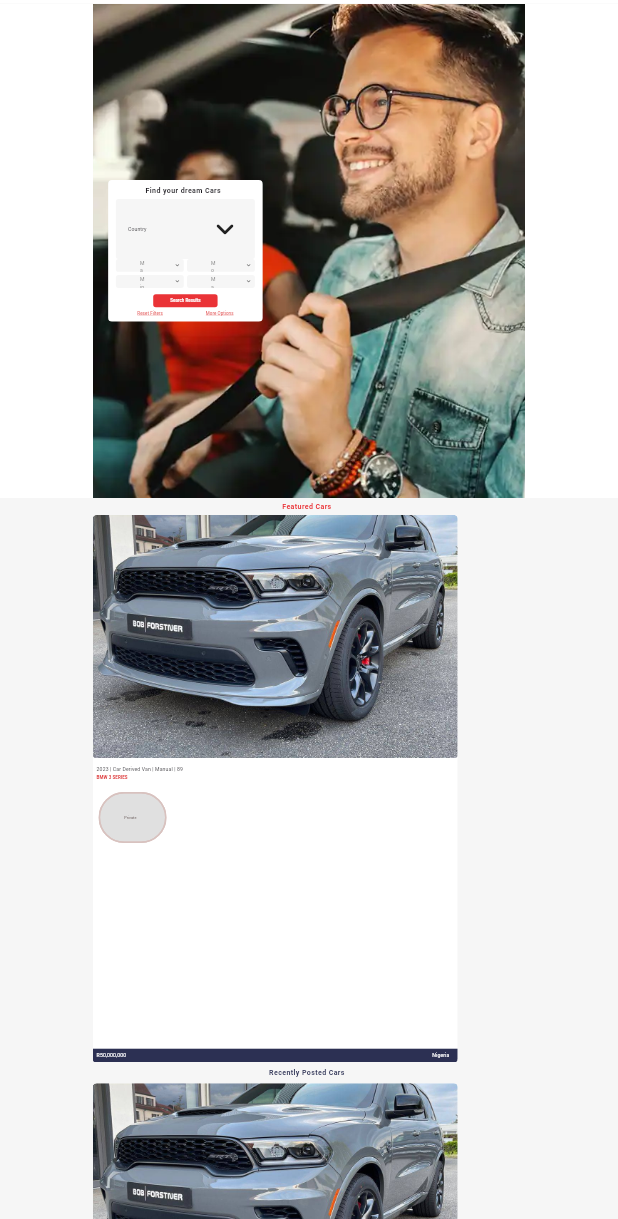
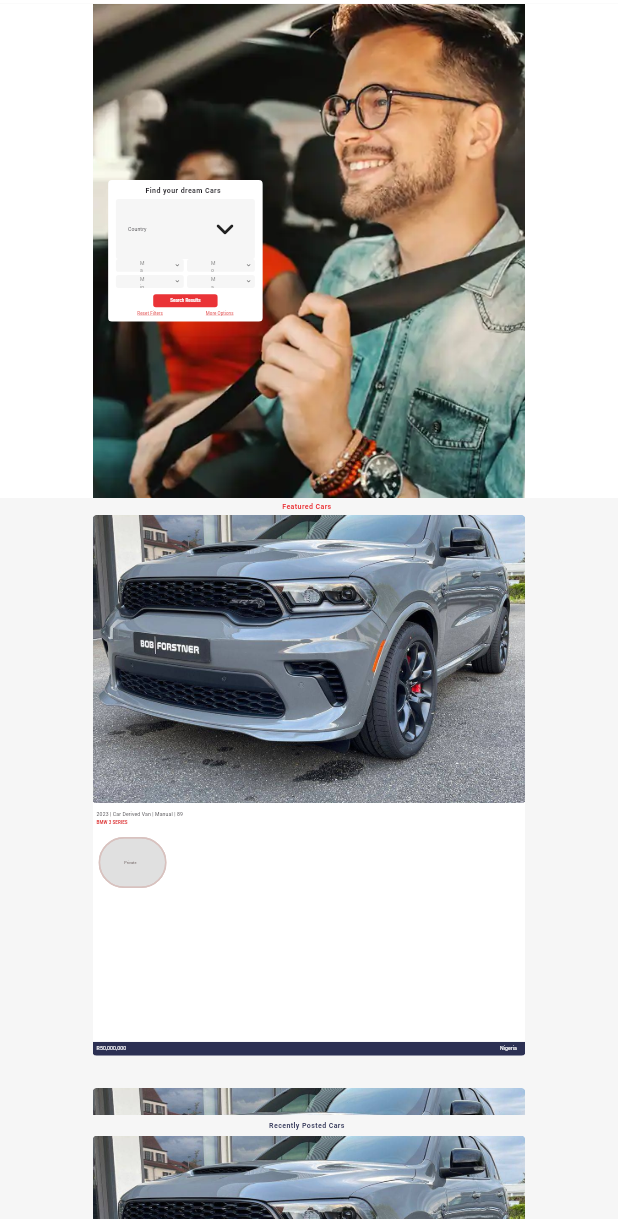
Before and after one commit to bijaym397/AutoTitanic, a Flutter app: the screen it shows after launch, on a phone screen of 412 x 824 dp, the part 17-1236 px from its top. Run offline on Flutter 3.47's test engine with Material 3 defaults, Android fonts, the phone set to English and light mode, and no system bars; drawn by our look-alikes of carousel_slider, csc_picker, dropdown_button2; our stand-ins replace cached_network_image, device_info_plus, file_picker, flutter_screenutil, flutter_secure_storage, flutter_svg and 6 more; missing offline and left inert: flutter_html_v3; project files that could hold a hidden picture were left out.

Commit message:
feat: carousel responsive

```diff
--- a/lib/controllers/home/home_controller.dart
+++ b/lib/controllers/home/home_controller.dart
@@ -47,7 +47,17 @@ class HomeController extends GetxController with HomeAPIMixin, SellVehicleMixin
   AdvanceSearchType get selectedAdvanceSearchType => _selectedAdvanceSearchType.value;
   set selectedAdvanceSearchType(AdvanceSearchType value) => _selectedAdvanceSearchType.value = value;
 
+  var debouncer = Debouncer();
+
   // -------------------- Sell Variables -----------------
+
+  var imageScrollController = ScrollController();
+
+  var vehicleVideoTEC = TextEditingController();
+
+  final RxBool _isLinkValid = false.obs;
+  bool get isLinkValid => _isLinkValid.value;
+  set isLinkValid(bool value) => _isLinkValid.value = value;
 
   bool showLocationPage = true;
 
@@ -250,6 +260,14 @@ class HomeController extends GetxController with HomeAPIMixin, SellVehicleMixin
 
   // ================= FUNCTIONS ===================
 
+  void animateToLast() {
+    imageScrollController.animateTo(
+      imageScrollController.position.maxScrollExtent,
+      duration: AppConstants.animationDuration,
+      curve: Curves.easeInOut,
+    );
+  }
+
   void goToVehicleListing(Vehicle vehicle, HoverItem hoverItem) {
     Utility.updateLater(() {
       closeOverlay(true);
--- a/lib/res/constants/app_constants.dart
+++ b/lib/res/constants/app_constants.dart
@@ -21,9 +21,11 @@ class AppConstants {
   static const int bytesToMegaBytes = 1048576;
   static const int maxFileSizeInBytes = 5242880;
 
+  static const double carCardAspectRatio = 1 / 1.25;
+
   static const double maxMobileWidth = 690;
   static const double maxTabletWidth = 1152;
-  static const double maxDesktopWidth = 1560;
+  static const double maxDesktopWidth = 1900;
   static const double maxLargeDesktopWidth = 2290;
   static const double maxExtraLargeDesktopWidth = 3000;
 
@@ -32,24 +34,25 @@ class AppConstants {
   static const int carouselItemCount = 3;
   static const int maxVehiclePerItem = 6;
 
-  static double get carouselHeight {
-    if (Get.width < maxMobileWidth) {
-      return 365;
-    }
-    if (Get.width < maxTabletWidth) {
-      return 370;
-    }
-    if (Get.width < maxDesktopWidth) {
-      return 385;
-    }
-    if (Get.width < maxLargeDesktopWidth) {
-      return 400;
-    }
-    if (Get.width < maxExtraLargeDesktopWidth) {
-      return 415;
-    }
-    return 430;
-  }
+  static double get carouselHeight => 400;
+  // static double get carouselHeight {
+  //   if (Get.width < maxMobileWidth) {
+  //     return 365;
+  //   }
+  //   if (Get.width < maxTabletWidth) {
+  //     return 370;
+  //   }
+  //   if (Get.width < maxDesktopWidth) {
+  //     return 385;
+  //   }
+  //   if (Get.width < maxLargeDesktopWidth) {
+  //     return 400;
+  //   }
+  //   if (Get.width < maxExtraLargeDesktopWidth) {
+  //     return 415;
+  //   }
+  //   return 430;
+  // }
 
   static int get vehiclesPerItem {
     if (Get.width < maxMobileWidth) {
--- /dev/null
+++ b/lib/utils/debouncer.dart
@@ -0,0 +1,18 @@
+import 'dart:async';
+
+import 'package:flutter/material.dart';
+
+/// Class to call the api after specific amount of time
+class Debouncer {
+  Debouncer({this.milliseconds});
+  final int? milliseconds;
+
+  VoidCallback? action;
+  Timer? _timer;
+  void run(VoidCallback action) {
+    if (null != _timer) {
+      _timer!.cancel();
+    }
+    _timer = Timer(Duration(milliseconds: milliseconds ?? 750), action);
+  }
+}
--- a/lib/utils/utils.dart
+++ b/lib/utils/utils.dart
@@ -1,4 +1,5 @@
 export 'config/config.dart';
+export 'debouncer.dart';
 export 'enums.dart';
 export 'extensions.dart';
 export 'log.dart';
@@ -6,3 +7,4 @@ export 'managers/managers.dart';
 export 'navigators/navigators.dart';
 export 'typedef.dart';
 export 'utility.dart';
+export 'validators.dart';
--- a/lib/views/home/home_view.dart
+++ b/lib/views/home/home_view.dart
@@ -13,10 +13,7 @@ class HomeView extends StatelessWidget {
   static const String route = AppRoutes.home;
 
   @override
-  Widget build(BuildContext context) {
-    AppLog('ScreenWidth ${MediaQuery.of(context).size.width}');
-    AppLog.info('ScreenWidth ${Get.width}');
-    return GetBuilder<HomeController>(
+  Widget build(BuildContext context) => GetBuilder<HomeController>(
         initState: (_) {
           Get.find<HomeController>()
             ..checkRoute()
@@ -74,4 +71,3 @@ class HomeView extends StatelessWidget {
         ),
       );
 }
-}
--- a/lib/views/home/widgets/cars_carousel.dart
+++ b/lib/views/home/widgets/cars_carousel.dart
@@ -55,18 +55,35 @@ class CarsCarousel extends StatelessWidget {
                   ),
                   items: List.generate(
                     AppConstants.carouselItemCount,
-                    (i) => Row(
-                      mainAxisAlignment: MainAxisAlignment.spaceBetween,
-                      children: [
-                        ...List.generate(
-                          AppConstants.vehiclesPerItem,
-                          (j) => CarCard(
-                            image: carouselList[i][j],
-                          ),
-                        ),
-                      ],
+                    (i) => GridView.builder(
+                      shrinkWrap: true,
+                      physics: const NeverScrollableScrollPhysics(),
+                      itemCount: AppConstants.maxVehiclePerItem,
+                      gridDelegate: SliverGridDelegateWithMaxCrossAxisExtent(
+                        maxCrossAxisExtent: 320,
+                        childAspectRatio: AppConstants.carCardAspectRatio,
+                        crossAxisSpacing: Dimens.twenty,
+                        mainAxisSpacing: Dimens.hundred,
+                      ),
+                      itemBuilder: (_, j) => CarCard(
+                        image: carouselList[i][j],
+                      ),
                     ),
                   ),
+                  // items: List.generate(
+                  //   AppConstants.carouselItemCount,
+                  //   (i) => Row(
+                  //     mainAxisAlignment: MainAxisAlignment.spaceBetween,
+                  //     children: [
+                  //       ...List.generate(
+                  //         AppConstants.vehiclesPerItem,
+                  //         (j) => CarCard(
+                  //           image: carouselList[i][j],
+                  //         ),
+                  //       ),
+                  //     ],
+                  //   ),
+                  // ),
                 ),
                 $CarouselMoveButton(isHovering: isHovering.value, controller: controller, isPreviousIcon: true),
                 $CarouselMoveButton(isHovering: isHovering.value, controller: controller, isPreviousIcon: false),
--- a/lib/views/home/widgets/header.dart
+++ b/lib/views/home/widgets/header.dart
@@ -81,7 +81,7 @@ class DashboardHeader extends StatelessWidget implements PreferredSizeWidget {
                             ),
                           ),
                         ),
-                      if (Dimens.screenWidth < AppConstants.maxTabletWidth) ...[
+                      if (Dimens.screenWidth < AppConstants.maxMobileWidth) ...[
                         TapHandler(
                           onTap: () {},
                           child: const AppIcon(
--- a/lib/widgets/car_card.dart
+++ b/lib/widgets/car_card.dart
@@ -17,8 +17,10 @@ class CarCard extends StatelessWidget {
         child: ColoredBox(
           key: key,
           color: Colors.white,
+          child: SizedBox(
+            height: AppConstants.carouselHeight,
             child: AspectRatio(
-            aspectRatio: 2 / 3,
+              aspectRatio: AppConstants.carCardAspectRatio,
               child: ObxValue<RxBool>(
                 (isHovering) => TapHandler(
                   onHover: (value) {
@@ -131,6 +133,7 @@ class CarCard extends StatelessWidget {
               ),
             ),
           ),
+        ),
       );
 }
 
--- a/lib/widgets/input_field.dart
+++ b/lib/widgets/input_field.dart
@@ -10,6 +10,7 @@ class InputField extends StatelessWidget {
     this.controller,
     String? label,
     this.showLabel = false,
+    this.floatingLabel = false,
     this.isRequired = false,
     String hint = '',
     this.minLines,
@@ -27,6 +28,7 @@ class InputField extends StatelessWidget {
   final int? maxLines;
   final String _label;
   final bool showLabel;
+  final bool floatingLabel;
   final void Function(String?)? onChanged;
   final TextInputType? textInputType;
   final List<TextInputFormatter>? inputFormatters;
@@ -36,7 +38,7 @@ class InputField extends StatelessWidget {
         crossAxisAlignment: CrossAxisAlignment.start,
         mainAxisSize: MainAxisSize.min,
         children: [
-          if (showLabel)
+          if (!floatingLabel && showLabel)
             Padding(
               padding: Dimens.edgeInsets4,
               child: Row(
@@ -68,6 +70,8 @@ class InputField extends StatelessWidget {
                     : isRequired && !showLabel
                         ? '*$_hint'
                         : _hint,
+                labelText: showLabel && floatingLabel ? _label : null,
+                labelStyle: Styles.bodyMedium,
                 hintStyle: Styles.bodyMedium,
                 hintMaxLines: 1,
                 border: OutlineInputBorder(
```
Also changed, not shown: lib/utils/validators.dart (added, +7 -0 lines), lib/views/home/views/sell_vehicle/location_detail.dart (+52 -13 lines), lib/widgets/app_image.dart (+23 -5 lines). Lines whose indentation alone changed are shown as unchanged.
